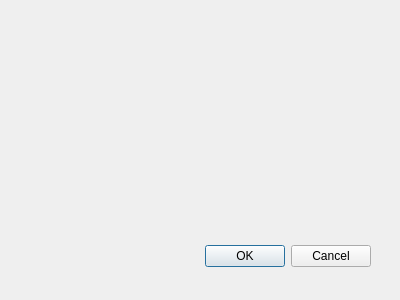
This is ui_loadtmslayer.ui in etiennesky/loadtmslayer as Qt 5 draws it before an edit. The edited form follows.
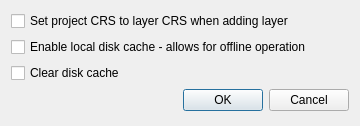
This is the edited form.

Commit message: change project CRS when adding layers and use file caching, add options to disable

Patch:
```diff
--- a/ui_loadtmslayer.ui
+++ b/ui_loadtmslayer.ui
@@ -1,33 +1,50 @@
 <ui version="4.0" >
  <class>LoadTMSLayer</class>
- <widget class="QDialog" name="LoadTMSLayer" >
-  <property name="geometry" >
+ <widget class="QDialog" name="LoadTMSLayer">
+  <property name="geometry">
    <rect>
     <x>0</x>
     <y>0</y>
-    <width>400</width>
-    <height>300</height>
+    <width>360</width>
+    <height>126</height>
    </rect>
   </property>
   <property name="windowTitle" >
    <string>LoadTMSLayer</string>
   </property>
-  <widget class="QDialogButtonBox" name="buttonBox" >
-   <property name="geometry" >
-    <rect>
-     <x>30</x>
-     <y>240</y>
-     <width>341</width>
-     <height>32</height>
-    </rect>
-   </property>
-   <property name="orientation" >
-    <enum>Qt::Horizontal</enum>
-   </property>
-   <property name="standardButtons" >
-    <set>QDialogButtonBox::Cancel|QDialogButtonBox::Ok</set>
-   </property>
-  </widget>
+  <layout class="QVBoxLayout" name="verticalLayout">
+   <item>
+    <widget class="QCheckBox" name="checkBoxSetProjectCRS">
+     <property name="text">
+      <string>Set project CRS to layer CRS when adding layer</string>
+     </property>
+    </widget>
+   </item>
+   <item>
+    <widget class="QCheckBox" name="checkBoxUseCache">
+     <property name="text">
+      <string>Enable local disk cache - allows for offline operation</string>
+     </property>
+    </widget>
+   </item>
+   <item>
+    <widget class="QCheckBox" name="checkBoxClearCache">
+     <property name="text">
+      <string>Clear disk cache</string>
+     </property>
+    </widget>
+   </item>
+   <item>
+    <widget class="QDialogButtonBox" name="buttonBox">
+     <property name="orientation">
+      <enum>Qt::Horizontal</enum>
+     </property>
+     <property name="standardButtons">
+      <set>QDialogButtonBox::Cancel|QDialogButtonBox::Ok</set>
+     </property>
+    </widget>
+   </item>
+  </layout>
  </widget>
  <resources/>
  <connections>
```
Left out of the diff: 13 changed lines with no effect on the pictures. The commit also changes 17 other files.
